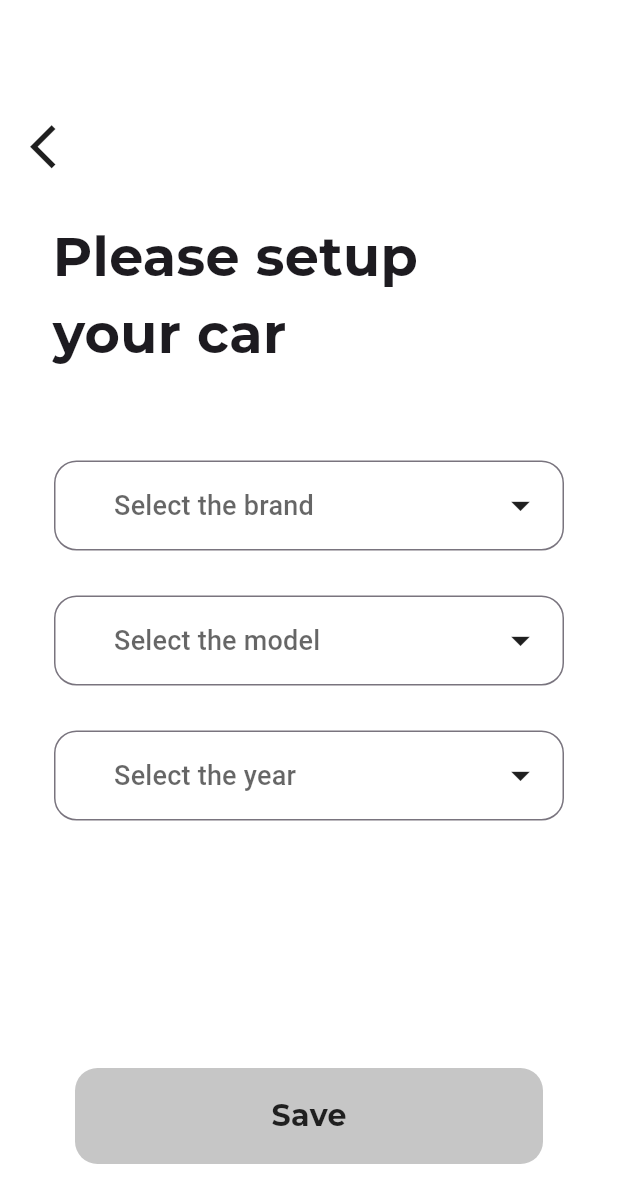
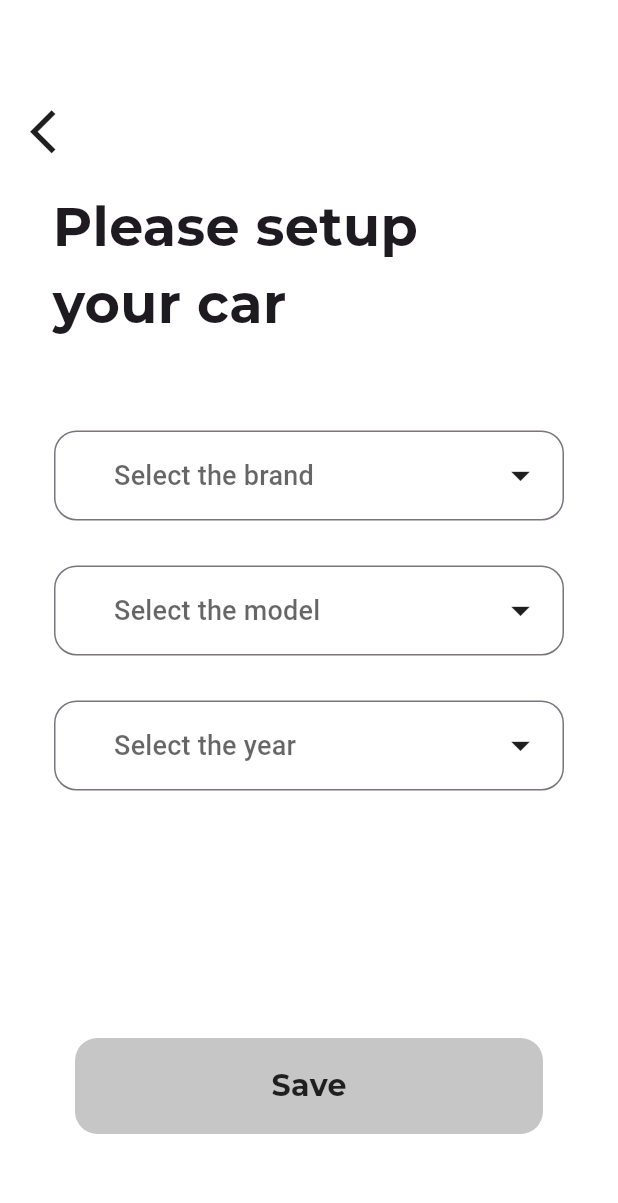
Before and after one commit to Karakapy/PumpPal, a Flutter app: the AddCarScreen screen opened directly with empty values, on a phone screen of 412 x 824 dp. Shown: the top 1203 px of the screen. Run offline on Flutter 3.47's test engine with Material 3 defaults, Android fonts, the phone set to English and light mode, and no system bars; our stand-ins replace animated_bottom_navigation_bar, cloud_firestore, dio, dropdown_button2, firebase_auth, firebase_core and 5 more; missing offline and left inert: carbon_icons; accounts and stored records are empty; network calls fail.

Commit message:
edit some margin bugs

```diff
--- a/lib/screens/add_car_screen.dart
+++ b/lib/screens/add_car_screen.dart
@@ -66,7 +66,7 @@ class _AddCarScreenState extends State<AddCarScreen> {
 
           return Column(
             children: <Widget>[
-              SizedBox(height: 80,),
+              SizedBox(height: 70,),
               Container(child: Padding(
                 padding: const EdgeInsets.only(left: 20.0),
                 child: Row(
@@ -86,7 +86,7 @@ class _AddCarScreenState extends State<AddCarScreen> {
                 ),
               ),),
 
-              SizedBox(height: 30,),
+              SizedBox(height: 20,),
               Container(
                 child: Padding(
                   padding: const EdgeInsets.only(left: 35),
--- a/lib/screens/fuel_calculator_screen.dart
+++ b/lib/screens/fuel_calculator_screen.dart
@@ -213,7 +213,7 @@ class _FuelCalculatorScreenState extends State<FuelCalculatorScreen> {
                       child: SizedBox(
                         height: 115,
                         child: Container(
-                          padding: EdgeInsets.only(top: 15,bottom: 15,left: 5),
+                          padding: EdgeInsets.only(top: 10,bottom: 10,left: 5),
                           child: Row(
                             mainAxisAlignment: MainAxisAlignment.spaceAround,
                             children: [
--- a/lib/screens/home_screen.dart
+++ b/lib/screens/home_screen.dart
@@ -102,7 +102,7 @@ class _HomeScreenState extends State<HomeScreen> {
             SizedBox(height: 25,),
             Container(
               width: 339,
-              height: 500,
+              height: 507,
               decoration: BoxDecoration(
                 borderRadius: BorderRadius.circular(15),
                 color: lightGreyColor,
--- a/lib/screens/login_screen.dart
+++ b/lib/screens/login_screen.dart
@@ -28,7 +28,7 @@ class _LogInScreenState extends State<LogInScreen> {
         decoration: gradientBg,
         child: Column(
           children: [
-            SizedBox(height: 70,),
+            SizedBox(height: 60,),
             Container(child: Padding(
               padding: const EdgeInsets.only(left: 20.0),
               child: Row(
--- a/lib/screens/result_screen.dart
+++ b/lib/screens/result_screen.dart
@@ -121,7 +121,7 @@ class _ResultScreenState extends State<ResultScreen> {
                       child: SizedBox(
                         height: 115,
                         child: Container(
-                          padding: EdgeInsets.only(top: 15,bottom: 15),
+                          padding: EdgeInsets.only(top: 10,bottom: 10),
                           child: Row(
                             mainAxisAlignment: MainAxisAlignment.spaceAround,
                             children: [
--- a/lib/screens/signup_screen.dart
+++ b/lib/screens/signup_screen.dart
@@ -26,7 +26,7 @@ class _SignUpScreenState extends State<SignUpScreen> {
         decoration: gradientBg,
         child: Column(
           children: [
-            SizedBox(height: 70,),
+            SizedBox(height: 50,),
             Container(child: Padding(
               padding: const EdgeInsets.only(left: 20.0),
               child: Row(
--- a/lib/widgets/add_new_car_widget.dart
+++ b/lib/widgets/add_new_car_widget.dart
@@ -24,7 +24,7 @@ class AddNewCarWidget extends StatelessWidget {
         child: SizedBox(
           height: 115,
           child: Container(
-            padding: EdgeInsets.all(15),
+            padding: EdgeInsets.all(10),
             child: Wrap(
               children: [
                 Column(
--- a/lib/widgets/button_car_widget.dart
+++ b/lib/widgets/button_car_widget.dart
@@ -79,7 +79,7 @@ Widget buildButton(CarModel car, int index, int totalSize, BuildContext context,
           child: SizedBox(
             height: 115,
             child: Container(
-              padding: EdgeInsets.symmetric(vertical: 20),
+              padding: EdgeInsets.symmetric(vertical: 10),
               // padding: EdgeInsets.all(15),
               child:Row(
                 mainAxisAlignment: MainAxisAlignment.spaceAround,
```
Also changed, not shown: assets/logo/pumppal_logo.png, pubspec.lock, 4 other files.
